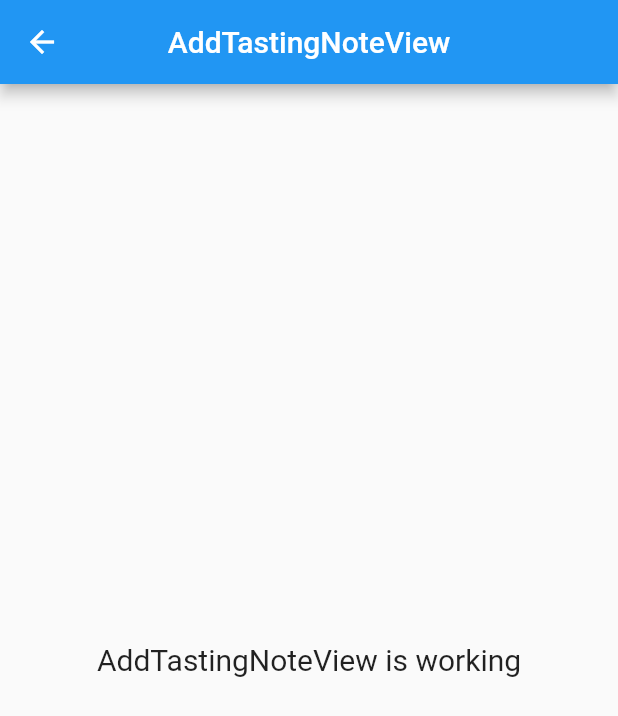
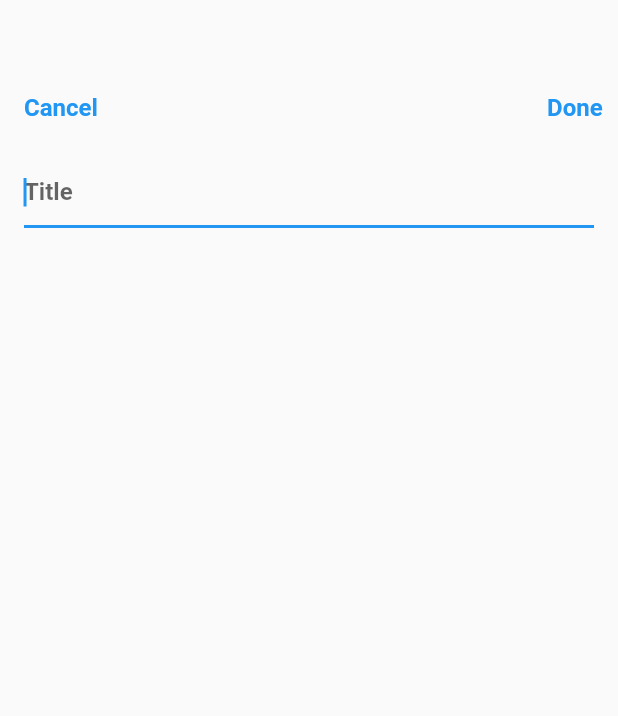
Before and after one commit to dc143cDev/angels-share, a Flutter app: the AddTastingNoteView screen opened by its route, on a phone screen of 412 x 824 dp. Shown: the top 716 px of the screen. Run offline on Flutter 3.47's test engine with Material 2 defaults, Android fonts, the phone set to English and light mode, and no system bars; our stand-ins replace flutter_speed_dial, get, google_fonts.

Commit message:
text field

```diff
--- /dev/null
+++ b/lib/app/models/whisky.dart
@@ -0,0 +1,5 @@
+class Whisky {
+  late int id;
+  late String title;
+  late String content;
+}
--- a/lib/app/modules/add_tasting_note/views/add_tasting_note_view.dart
+++ b/lib/app/modules/add_tasting_note/views/add_tasting_note_view.dart
@@ -9,14 +9,58 @@ class AddTastingNoteView extends GetView<AddTastingNoteController> {
   @override
   Widget build(BuildContext context) {
     return Scaffold(
-      appBar: AppBar(
-        title: const Text('AddTastingNoteView'),
-        centerTitle: true,
-      ),
-      body: Center(
-        child: Text(
-          'AddTastingNoteView is working',
-          style: TextStyle(fontSize: 20),
+      body: Padding(
+        padding: const EdgeInsets.all(8.0),
+        child: Column(
+          mainAxisAlignment: MainAxisAlignment.start,
+          crossAxisAlignment: CrossAxisAlignment.center,
+          children: [
+            SizedBox(
+              height: 40,
+            ),
+            Row(
+              children: [
+                TextButton(
+                  onPressed: () {
+                    Get.back();
+                  },
+                  child: Text(
+                    'Cancel',
+                    style: TextStyle(
+                      fontSize: 16,
+                      fontWeight: FontWeight.w700,
+                    ),
+                  ),
+                ),
+                SizedBox(
+                  width: 278,
+                ),
+                TextButton(
+                  onPressed: () {},
+                  child: Text(
+                    'Done',
+                    style: TextStyle(
+                      fontSize: 16,
+                      fontWeight: FontWeight.w700,
+                    ),
+                  ),
+                )
+              ],
+            ),
+            Padding(
+              padding: const EdgeInsets.all(8.0),
+              child: TextFormField(
+                decoration: InputDecoration(
+                  hintText: 'Title',
+                  hintStyle: TextStyle(
+                    fontSize: 16,
+                    fontWeight: FontWeight.w700,
+                  ),
+                ),
+                autofocus: true,
+              ),
+            ),
+          ],
         ),
       ),
     );
--- a/lib/app/modules/home/views/home_fab.dart
+++ b/lib/app/modules/home/views/home_fab.dart
@@ -48,7 +48,7 @@ class HomeFAB extends StatelessWidget {
             child: Icon(
               Icons.book,
             ),
-            label: 'Add note bookf',
+            label: 'Add note book',
             onTap: () {}),
       ],
     );
```
Also changed, not shown: lib/app/models/craft_beer.dart (added).
